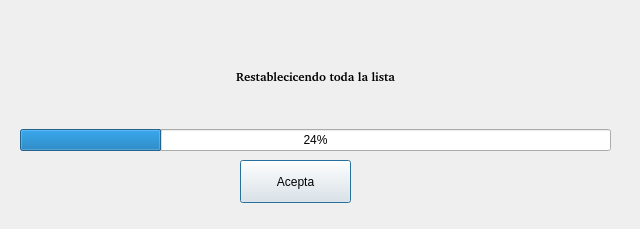
Above: barra_progreso.ui from pacomun/pyqt_compras before the change. Below: the same form after it.
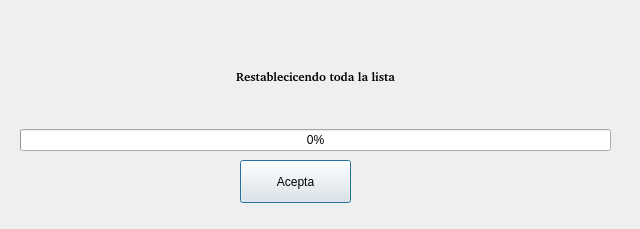
That is the form after the change.

Diff of the .ui file:
```diff
--- a/barra_progreso.ui
+++ b/barra_progreso.ui
@@ -46,7 +46,7 @@
     <item>
      <widget class="QProgressBar" name="pbr_progreso">
       <property name="value">
-       <number>24</number>
+       <number>0</number>
       </property>
      </widget>
     </item>
```
